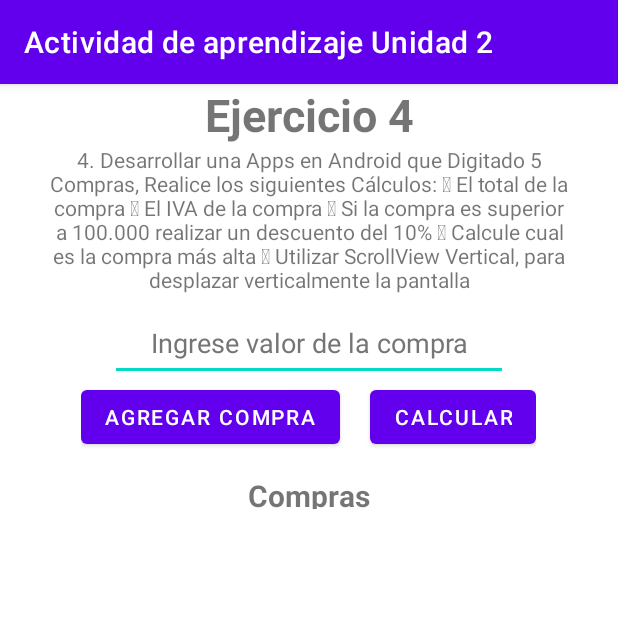
After one commit to RobertoAnguloDeveloper/AppU2, an Android app: the Ej4Activity screen opened directly, with no data from a screen before it, on a phone screen of 412 x 824 dp, the top half of it. The commit adds this screen. Run offline under Robolectric (Android 15) with nearby library versions, the phone set to English and light mode, and no system bars.

Commit message:
Ej4 In progress

```diff
--- a/app/src/main/AndroidManifest.xml
+++ b/app/src/main/AndroidManifest.xml
@@ -12,6 +12,14 @@
         android:supportsRtl="true"
         android:theme="@style/Theme.AAU2"
         tools:targetApi="31">
+        <activity
+            android:name=".Ej4Activity"
+            android:exported="false">
+            <meta-data
+                android:name="android.app.lib_name"
+                android:value="" />
+        </activity>
+
         <meta-data
             android:name="com.google.android.actions"
             android:resource="@drawable/animations" />
--- /dev/null
+++ b/app/src/main/java/com/udc/aau2/Ej4Activity.java
@@ -0,0 +1,31 @@
+package com.udc.aau2;
+
+import androidx.appcompat.app.AppCompatActivity;
+
+import android.os.Bundle;
+import android.widget.Button;
+import android.widget.EditText;
+import android.widget.TableLayout;
+
+import com.udc.aau2.ejercicios.Ej4;
+
+public class Ej4Activity extends AppCompatActivity {
+    EditText compra;
+    Button agregarCompra, calcular;
+    TableLayout tableCompra;
+    Ej4 ej4;
+
+    @Override
+    protected void onCreate(Bundle savedInstanceState) {
+        super.onCreate(savedInstanceState);
+        setContentView(R.layout.activity_ej4);
+
+        compra = findViewById(R.id.compra);
+        agregarCompra = findViewById(R.id.btnAgregarCompra);
+        calcular = findViewById(R.id.btnCalcCompra);
+        tableCompra = findViewById(R.id.listaCompras);
+        ej4 = new Ej4();
+
+
+    }
+}
--- a/app/src/main/java/com/udc/aau2/MainActivity.java
+++ b/app/src/main/java/com/udc/aau2/MainActivity.java
@@ -4,6 +4,7 @@ import androidx.appcompat.app.AppCompatActivity;
 import androidx.fragment.app.Fragment;
 import androidx.fragment.app.FragmentTransaction;
 
+import android.content.Intent;
 import android.os.Bundle;
 import android.view.View;
 
@@ -17,7 +18,7 @@ public class MainActivity extends AppCompatActivity {
 
     FragmentTransaction transaction;
     Fragment homeFragment, ej1Fragment, ej2Fragment, ej3Fragment;
-    Ej1 ej1;
+    Intent intent;
 
     @Override
     protected void onCreate(Bundle savedInstanceState) {
@@ -28,6 +29,7 @@ public class MainActivity extends AppCompatActivity {
         ej1Fragment = new Ej1Fragment();
         ej2Fragment = new Ej2Fragment();
         ej3Fragment = new Ej3Fragment();
+        intent = new Intent(this, Ej4Activity.class);
 
         getSupportFragmentManager().beginTransaction().add(R.id.fragmentFrame, homeFragment).commit();
     }
@@ -44,6 +46,9 @@ public class MainActivity extends AppCompatActivity {
 
             case R.id.btnEj3: transaction.replace(R.id.fragmentFrame, ej3Fragment).commit();
                 break;
+
+            case R.id.btnEj4: startActivity(intent);
+                break;
         }
     }
 
--- /dev/null
+++ b/app/src/main/java/com/udc/aau2/ejercicios/Ej4.java
@@ -0,0 +1,4 @@
+package com.udc.aau2.ejercicios;
+
+public class Ej4 {
+}
--- /dev/null
+++ b/app/src/main/res/layout/activity_ej4.xml
@@ -0,0 +1,93 @@
+<?xml version="1.0" encoding="utf-8"?>
+<androidx.constraintlayout.widget.ConstraintLayout xmlns:android="http://schemas.android.com/apk/res/android"
+    xmlns:app="http://schemas.android.com/apk/res-auto"
+    xmlns:tools="http://schemas.android.com/tools"
+    android:layout_width="match_parent"
+    android:layout_height="match_parent"
+    tools:context=".Ej4Activity">
+
+    <LinearLayout
+        android:layout_width="match_parent"
+        android:layout_height="match_parent"
+        android:orientation="vertical">
+
+        <TextView
+            android:id="@+id/ej4Title"
+            android:layout_width="match_parent"
+            android:layout_height="wrap_content"
+            android:gravity="center"
+            android:text="@string/ej4Title"
+            android:textSize="30sp"
+            android:textStyle="bold" />
+
+        <TextView
+            android:id="@+id/ejDescription"
+            android:layout_width="match_parent"
+            android:layout_height="wrap_content"
+            android:text="@string/ej4Description"
+            android:gravity="center_horizontal"
+            android:layout_marginLeft="25dp"
+            android:layout_marginRight="25dp"/>
+
+        <EditText
+            android:id="@+id/compra"
+            android:layout_width="265dp"
+            android:layout_height="wrap_content"
+            android:layout_gravity="center_horizontal"
+            android:layout_marginTop="10dp"
+            android:autofillHints=""
+            android:ems="10"
+            android:gravity="center_horizontal"
+            android:hint="@string/fragEj4_input_placeholder"
+            android:inputType="text"
+            android:minHeight="48dp"
+            android:textColorHint="#757575" />
+
+        <LinearLayout
+            android:layout_width="wrap_content"
+            android:layout_height="wrap_content"
+            android:layout_gravity="center"
+            android:orientation="horizontal">
+
+            <Button
+                android:id="@+id/btnAgregarCompra"
+                android:layout_width="wrap_content"
+                android:layout_height="wrap_content"
+                android:layout_gravity="center_horizontal"
+                android:layout_marginEnd="10dp"
+                android:text="@string/btnAgregarCompra" />
+
+            <Button
+                android:id="@+id/btnCalcCompra"
+                android:layout_width="wrap_content"
+                android:layout_height="wrap_content"
+                android:layout_gravity="center_horizontal"
+                android:layout_marginStart="10dp"
+                android:text="@string/btnCalcular" />
+        </LinearLayout>
+
+        <TableLayout
+            android:id="@+id/listaCompras"
+            android:layout_width="wrap_content"
+            android:layout_height="wrap_content"
+            android:layout_gravity="center">
+
+            <TableRow
+                android:layout_width="wrap_content"
+                android:layout_height="wrap_content"
+                android:gravity="center">
+
+                <TextView
+                    android:id="@+id/titleTableCompra"
+                    android:layout_width="wrap_content"
+                    android:layout_height="wrap_content"
+                    android:layout_marginTop="10dp"
+                    android:text="@string/titleTableCompra"
+                    android:textSize="20sp"
+                    android:textStyle="bold" />
+            </TableRow>
+        </TableLayout>
+
+
+    </LinearLayout>
+</androidx.constraintlayout.widget.ConstraintLayout>
--- a/app/src/main/res/layout/activity_main.xml
+++ b/app/src/main/res/layout/activity_main.xml
@@ -86,7 +86,8 @@
                     android:layout_width="wrap_content"
                     android:layout_height="wrap_content"
                     android:text="@string/btnEj4"
-                    android:layout_margin="10dp" />
+                    android:layout_margin="10dp"
+                    android:onClick="onClick"/>
             </TableRow>
 
             <TableRow
--- a/app/src/main/res/layout/fragment_ej3.xml
+++ b/app/src/main/res/layout/fragment_ej3.xml
@@ -57,22 +57,23 @@
             android:layout_width="wrap_content"
             android:layout_height="wrap_content"
             android:layout_gravity="center_horizontal"
-            android:orientation="horizontal"
-            android:layout_marginTop="20dp">
+            android:orientation="horizontal">
 
             <Button
                 android:id="@+id/btnCadenaReves"
                 android:layout_width="wrap_content"
                 android:layout_height="wrap_content"
                 android:layout_gravity="center_horizontal"
-                android:text="@string/btnAlreves" />
+                android:text="@string/btnAlreves"
+                android:layout_margin="10dp"/>
 
             <Button
                 android:id="@+id/btnCadenaNormal"
                 android:layout_width="wrap_content"
                 android:layout_height="wrap_content"
                 android:layout_gravity="center_horizontal"
-                android:text="@string/btnNormal" />
+                android:text="@string/btnNormal"
+                android:layout_margin="10dp"/>
         </LinearLayout>
 
     </LinearLayout>
--- a/app/src/main/res/values/strings.xml
+++ b/app/src/main/res/values/strings.xml
@@ -23,4 +23,14 @@ opciones para imprimir: Normal o Al Reves</string>
     <string name="fragEj3_input_placeholder">Ingrese la cadena a transformar</string>
     <string name="btnNormal">Normal</string>
     <string name="btnAlreves">Al revés</string>
+    <string name="ej4Title">Ejercicio 4</string>
+    <string name="ej4Description">4. Desarrollar una Apps en Android que Digitado 5 Compras, Realice los siguientes Cálculos:
+ El total de la compra
+ El IVA de la compra
+ Si la compra es superior a 100.000 realizar un descuento del 10%
+ Calcule cual es la compra más alta
+ Utilizar ScrollView Vertical, para desplazar verticalmente la pantalla</string>
+    <string name="fragEj4_input_placeholder">Ingrese valor de la compra</string>
+    <string name="btnAgregarCompra">Agregar compra</string>
+    <string name="titleTableCompra">Compras</string>
 </resources>
```
